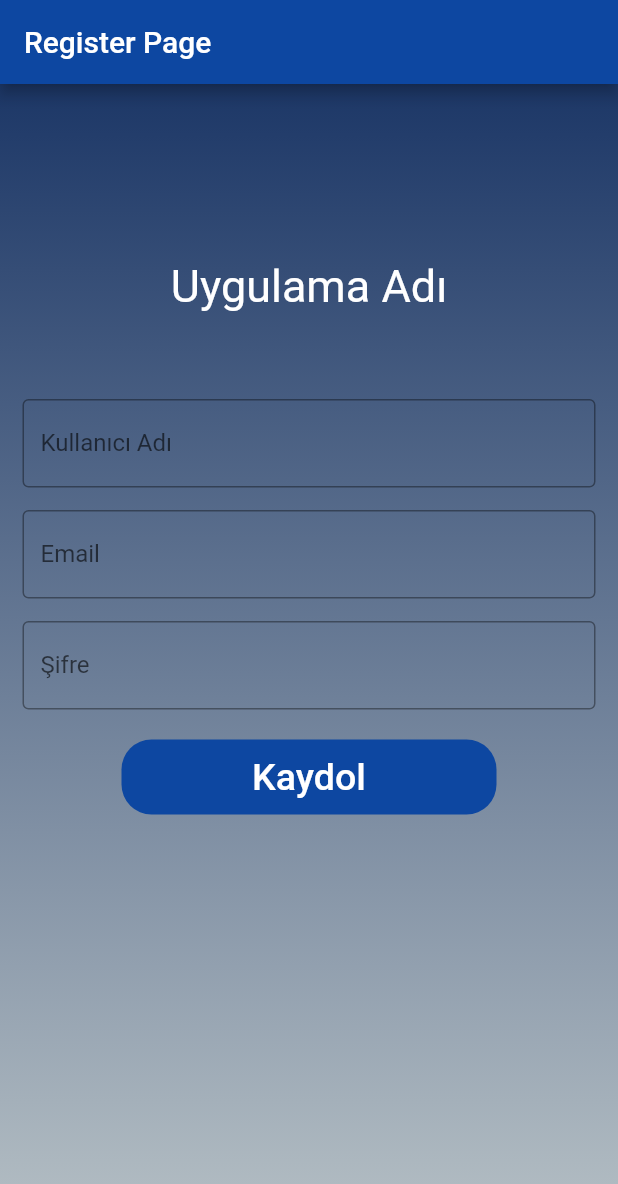
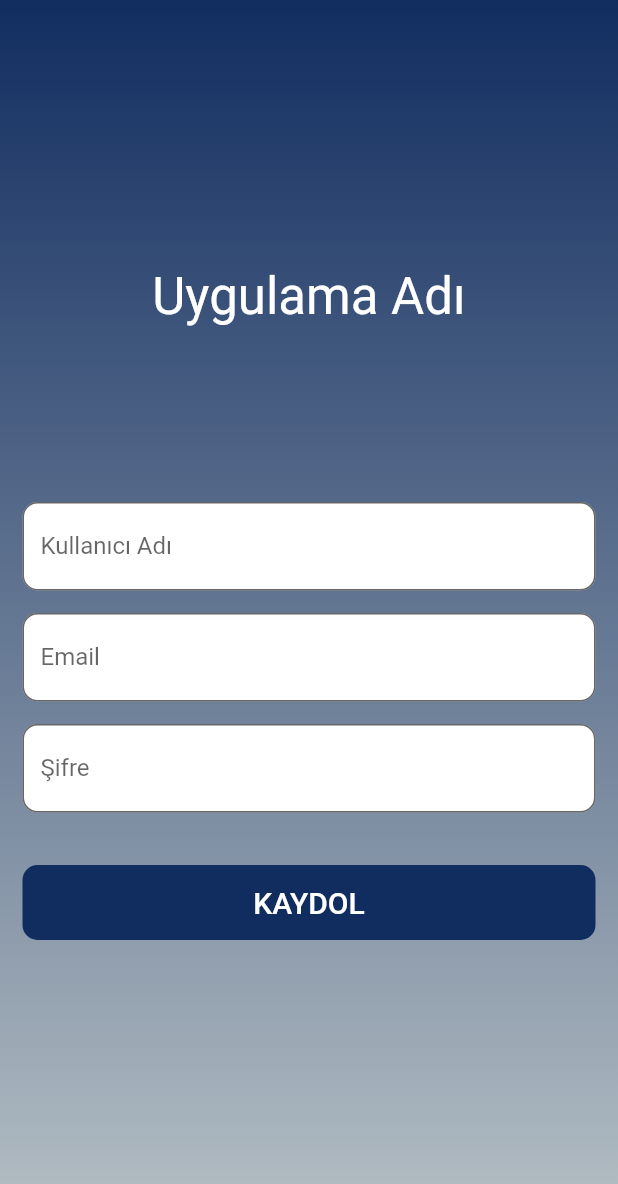
Before and after one commit to bernademir/Movie-Fragment, a Flutter app: the screen it shows after launch, on a phone screen of 412 x 824 dp. Shown: the top 1184 px of the screen. Run offline on Flutter 3.47's test engine with Material 2 defaults, Android fonts, the light colour scheme and no system bars.

Commit message:
final register page

```diff
--- a/lib/ui/view/loginView.dart
+++ b/lib/ui/view/loginView.dart
@@ -9,6 +9,8 @@
 }
 
 class LoginViewState extends State<LoginView> {
+  TextEditingController emailController = TextEditingController();
+  TextEditingController sifreController = TextEditingController();
   @override
   Widget build(BuildContext context) {
     Color mainColor = Color(0xff112d60);
@@ -40,6 +42,7 @@
               Padding(
                 padding: EdgeInsets.symmetric(horizontal: 15),
                 child: TextField(
+                  controller: emailController,
                   decoration: InputDecoration(
                     border: OutlineInputBorder(
                       borderRadius: BorderRadius.circular(10.0),
@@ -56,6 +59,7 @@
                 padding: const EdgeInsets.only(
                     left: 15.0, right: 15.0, top: 15, bottom: 0),
                 child: TextField(
+                  controller: sifreController,
                   obscureText: true,
                   decoration: InputDecoration(
                     border: OutlineInputBorder(
--- a/lib/ui/view/registerView.dart
+++ b/lib/ui/view/registerView.dart
@@ -9,15 +9,15 @@
 }
 
 class _RegisterViewState extends State<RegisterView> {
+  TextEditingController kullaniciAdiController = TextEditingController();
+  TextEditingController emailController = TextEditingController();
+  TextEditingController sifreController = TextEditingController();
   @override
   Widget build(BuildContext context) {
-    return ContainerGradient.bgGradient(
-      Scaffold(
+    Color mainColor = Color(0xff112d60);
+    Color hintColor = Color(0xffB6C0C5);
+    return ContainerGradient.bgGradient(Scaffold(
       backgroundColor: Colors.transparent,
-      appBar: AppBar(
-        title: Text("Register Page"),
-        backgroundColor: Colors.blue.shade900,
-      ),
       body: SingleChildScrollView(
         child: Column(
           children: <Widget>[
@@ -25,24 +25,32 @@
               padding: const EdgeInsets.only(top: 60.0),
               child: Center(
                 child: Container(
-                    width: 200,
-                    height: 150,
+                  width: MediaQuery.of(context).size.width,
+                  height: MediaQuery.of(context).size.height / 3,
                   child: Center(
                       child: Text(
                     "Uygulama Adı",
-                        style: TextStyle(color: Colors.white, fontSize: 30),
-                      )
-                    ),
+                    style: Theme.of(context)
+                        .textTheme
+                        .headline4!
+                        .copyWith(color: Colors.white),
+                  )),
                 ),
               ),
             ),
             Padding(
               padding: EdgeInsets.symmetric(horizontal: 15),
               child: TextField(
+                controller: kullaniciAdiController,
                 decoration: InputDecoration(
-                    border: OutlineInputBorder(),
+                  border: OutlineInputBorder(
+                    borderRadius: BorderRadius.circular(10.0),
+                  ),
                   labelText: 'Kullanıcı Adı',
-                    hintText: 'Kullanıcı Adı'
+                  hintText: 'Kullanıcı Adı',
+                  hintStyle: TextStyle(color: hintColor),
+                  fillColor: Colors.white,
+                  filled: true,
                 ),
               ),
             ),
@@ -50,44 +58,58 @@
               padding: const EdgeInsets.only(
                   left: 15.0, right: 15.0, top: 15, bottom: 0),
               child: TextField(
+                controller: emailController,
                 obscureText: true,
                 decoration: InputDecoration(
-                    border: OutlineInputBorder(),
+                  border: OutlineInputBorder(
+                    borderRadius: BorderRadius.circular(10.0),
+                  ),
                   labelText: 'Email',
-                    hintText: 'Email'
-                  )
+                  hintText: 'Email',
+                  hintStyle: TextStyle(color: hintColor),
+                  fillColor: Colors.white,
+                  filled: true,
+                ),
               ),
             ),
             Padding(
               padding: const EdgeInsets.only(
                   left: 15.0, right: 15.0, top: 15, bottom: 20),
               child: TextField(
+                controller: sifreController,
                 obscureText: true,
                 decoration: InputDecoration(
-                    border: OutlineInputBorder(),
+                  border: OutlineInputBorder(
+                    borderRadius: BorderRadius.circular(10.0),
+                  ),
                   labelText: 'Şifre',
-                    hintText: 'Şifre'
-                  )
+                  hintText: 'Şifre',
+                  hintStyle: TextStyle(color: hintColor),
+                  fillColor: Colors.white,
+                  filled: true,
+                ),
               ),
             ),
             Container(
+              margin: EdgeInsets.all(15),
               height: 50,
-              width: 250,
+              width: MediaQuery.of(context).size.width,
               decoration: BoxDecoration(
-                  color: Colors.blue.shade900, borderRadius: BorderRadius.circular(20)),
+                  color: mainColor, borderRadius: BorderRadius.circular(10)),
               child: TextButton(
                 onPressed: () => {},
                 child: Text(
-                  'Kaydol',
-                  style: TextStyle(color: Colors.white, fontSize: 25),
+                  'Kaydol'.toUpperCase(),
+                  style: Theme.of(context)
+                      .textTheme
+                      .headline6!
+                      .copyWith(color: Colors.white),
                 ),
               ),
             ),
-
           ],
         ),
       ),
-    )
-    );
+    ));
   }
 }
```
Lines whose indentation alone changed are shown as unchanged.
